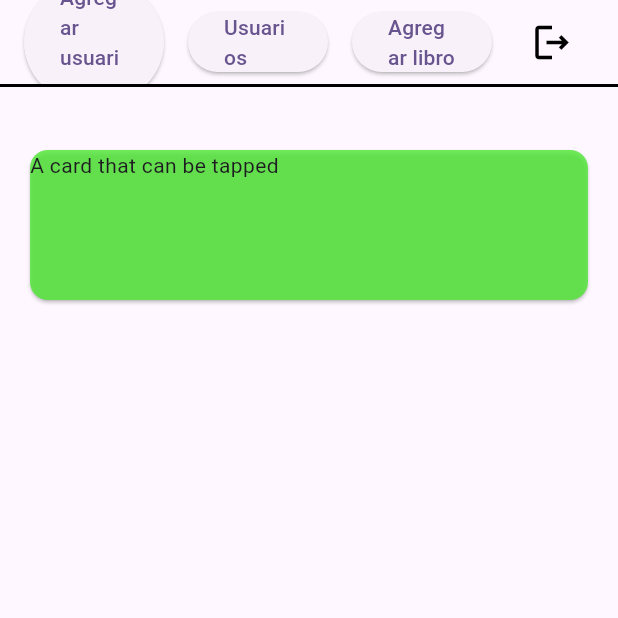
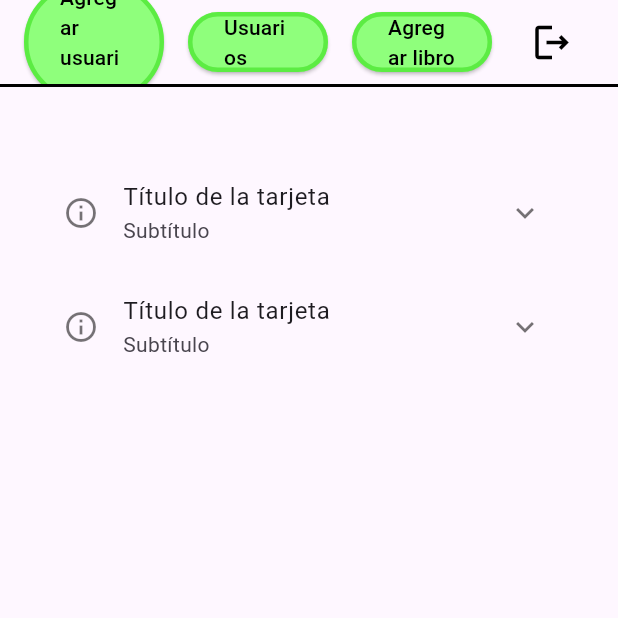
Before and after one commit to andresgutivar/TechLibrary, a Flutter app: the HomePage screen opened by its route, on a phone screen of 412 x 824 dp, the top half of it. Run offline on Flutter 3.47's test engine with Material 3 defaults, Android fonts, the phone set to English and light mode, and no system bars; drawn by our look-alikes of expansion_tile_card; our stand-ins replace firebase_core; accounts and stored records are empty; statements that could not run were skipped.

Commit message:
pantalla de home
me gusto mucho el tema de las librerias de pub.dev, son muy utiles.

```diff
--- a/lib/pages/home/homePage.dart
+++ b/lib/pages/home/homePage.dart
@@ -1,11 +1,23 @@
+import 'package:expansion_tile_card/expansion_tile_card.dart';
 import 'package:flutter/material.dart';
 
-class HomePage extends StatelessWidget {
+class HomePage extends StatefulWidget {
   const HomePage({super.key});
 
   @override
+  _HomePageState createState() => _HomePageState();
+}
+
+class _HomePageState extends State<HomePage> {
+  static const Color customColor = Color.fromARGB(210, 81, 232, 55);
+  static const Color backgroundColorOptions = Color(0xfff8FFF7C);
+  void _logOut() {
+    //logica para cerrar sesion
+    Navigator.pushNamed(context, '/login');
+  }
+
+  @override
   Widget build(BuildContext context) {
-    const Color customColor = Color.fromARGB(210, 81, 232, 55);
     return Scaffold(
       appBar: PreferredSize(
         preferredSize: const Size.fromHeight(80),
@@ -16,8 +28,7 @@ class HomePage extends StatelessWidget {
               title: LayoutBuilder(
                 builder: (context, constraints) {
                   // Calcular el ancho disponible para los botones
-                  double buttonWidth = (constraints.maxWidth - 2 * 16) /
-                      3; // tres botones y dos espacios de 16px
+                  double buttonWidth = (constraints.maxWidth - 2 * 16) / 3;
 
                   return Row(
                     mainAxisAlignment: MainAxisAlignment.center,
@@ -25,8 +36,17 @@ class HomePage extends StatelessWidget {
                       SizedBox(
                         width: buttonWidth,
                         child: ElevatedButton(
-                          // style: ButtonStyle(backgroundColor: customColor),
-                          onPressed: () {},
+                          style: ElevatedButton.styleFrom(
+                            backgroundColor: backgroundColorOptions,
+                            foregroundColor: Colors.black,
+                            side: const BorderSide(
+                              color: customColor, // Color del borde
+                              width: 3, // Ancho del borde
+                            ),
+                          ),
+                          onPressed: () {
+                            // Acción al agregar usuario
+                          },
                           child: const Text('Agregar usuario'),
                         ),
                       ),
@@ -34,7 +54,17 @@ class HomePage extends StatelessWidget {
                       SizedBox(
                         width: buttonWidth,
                         child: ElevatedButton(
-                          onPressed: () {},
+                          style: ElevatedButton.styleFrom(
+                            backgroundColor: backgroundColorOptions,
+                            foregroundColor: Colors.black,
+                            side: const BorderSide(
+                              color: customColor, // Color del borde
+                              width: 3, // Ancho del borde
+                            ),
+                          ),
+                          onPressed: () {
+                            // Acción al mostrar usuarios
+                          },
                           child: const Text('Usuarios'),
                         ),
                       ),
@@ -42,7 +72,17 @@ class HomePage extends StatelessWidget {
                       SizedBox(
                         width: buttonWidth,
                         child: ElevatedButton(
-                          onPressed: () {},
+                          style: ElevatedButton.styleFrom(
+                            backgroundColor: backgroundColorOptions,
+                            foregroundColor: Colors.black,
+                            side: const BorderSide(
+                              color: customColor, // Color del borde
+                              width: 3, // Ancho del borde
+                            ),
+                          ),
+                          onPressed: () {
+                            // Acción al agregar libro
+                          },
                           child: const Text('Agregar libro'),
                         ),
                       ),
@@ -57,7 +97,8 @@ class HomePage extends StatelessWidget {
                   child: IconButton(
                     icon: const Icon(Icons.logout_outlined),
                     color: Colors.black,
-                    onPressed: () {},
+                    onPressed: _logOut, // Acción al cerrar sesión
+
                     iconSize: 30,
                   ),
                 ),
@@ -73,27 +114,40 @@ class HomePage extends StatelessWidget {
       body: Padding(
         padding: const EdgeInsets.all(16.0),
         child: Center(
-          child: Column(
+          child: ListView(
+            padding: const EdgeInsets.all(8.0),
             children: [
-              Card(
-                color: customColor,
-                clipBehavior: Clip.hardEdge,
-                child: InkWell(
-                  splashColor: Colors.blue.withAlpha(30),
-                  onTap: () {
-                    debugPrint('Card tapped.');
-                  },
-                  child: const SizedBox(
-                    width: 1000,
-                    height: 100,
-                    child: Text('A card that can be tapped'),
-                  ),
-                ),
-              )
+              _buildExpansionTileCard(),
+              _buildExpansionTileCard() // Aquí llamamos a nuestro método para crear la tarjeta
             ],
           ),
         ),
       ),
     );
   }
+
+  Widget _buildExpansionTileCard() {
+    //aca se podria hacer un for que lea la base de datos y retorne todos los valores
+    return const ExpansionTileCard(
+      title: Text('Título de la tarjeta'),
+      subtitle: Text('Subtítulo'),
+      leading: Icon(Icons.info_outline),
+      children: <Widget>[
+        Divider(
+          thickness: 1.0,
+          height: 1.0,
+        ),
+        Padding(
+          padding: EdgeInsets.all(8.0),
+          child: Column(
+            crossAxisAlignment: CrossAxisAlignment.start,
+            children: [
+              Text('Este es el contenido dentro de la tarjeta expansible.'),
+              Text('Puedes agregar más widgets aquí.'),
+            ],
+          ),
+        ),
+      ],
+    );
+  }
 }
--- a/pubspec.yaml
+++ b/pubspec.yaml
@@ -37,6 +37,7 @@ dependencies:
   cupertino_icons: ^1.0.8
   firebase_core: ^3.5.0
   material: ^1.0.0+2
+  expansion_tile_card: ^3.0.0
 
 dev_dependencies:
   flutter_test:
```
Also changed, not shown: pubspec.lock.
